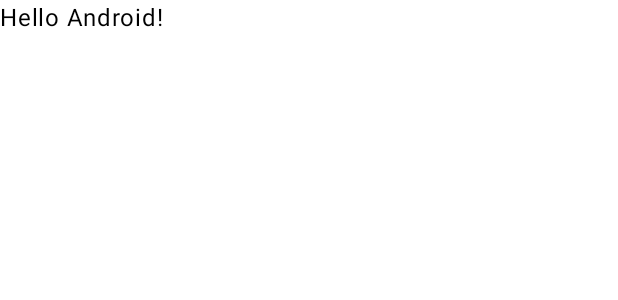
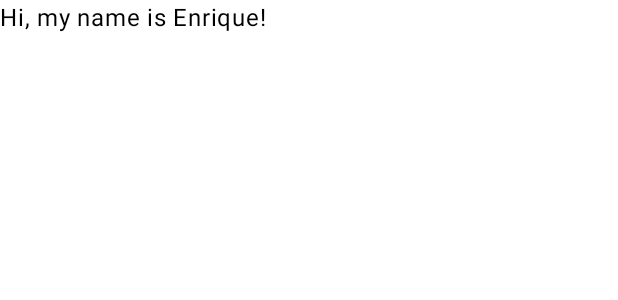
Before and after one commit to enrique-eg/Codelabs, an Android app built with Jetpack Compose: the @Preview function GreetingPreview, on a phone screen of 412 x 824 dp. Shown: the top 300 px of the screen. Run offline under Robolectric (Android 15) with nearby library versions, the phone set to English and light mode, and no system bars.

Commit message:
Cómo actualizar el texto

```diff
--- a/app/src/main/java/com/example/greetingcard/MainActivity.kt
+++ b/app/src/main/java/com/example/greetingcard/MainActivity.kt
@@ -33,7 +33,7 @@ class MainActivity : ComponentActivity() {
 @Composable
 fun Greeting(name: String, modifier: Modifier = Modifier) {
     Text(
-        text = "Hello $name!",
+        text = "Hi, my name is $name!",
         modifier = modifier
     )
 }
@@ -42,6 +42,6 @@ fun Greeting(name: String, modifier: Modifier = Modifier) {
 @Composable
 fun GreetingPreview() {
     GreetingCardTheme {
-        Greeting("Android")
+        Greeting("Enrique")
     }
 }
```
